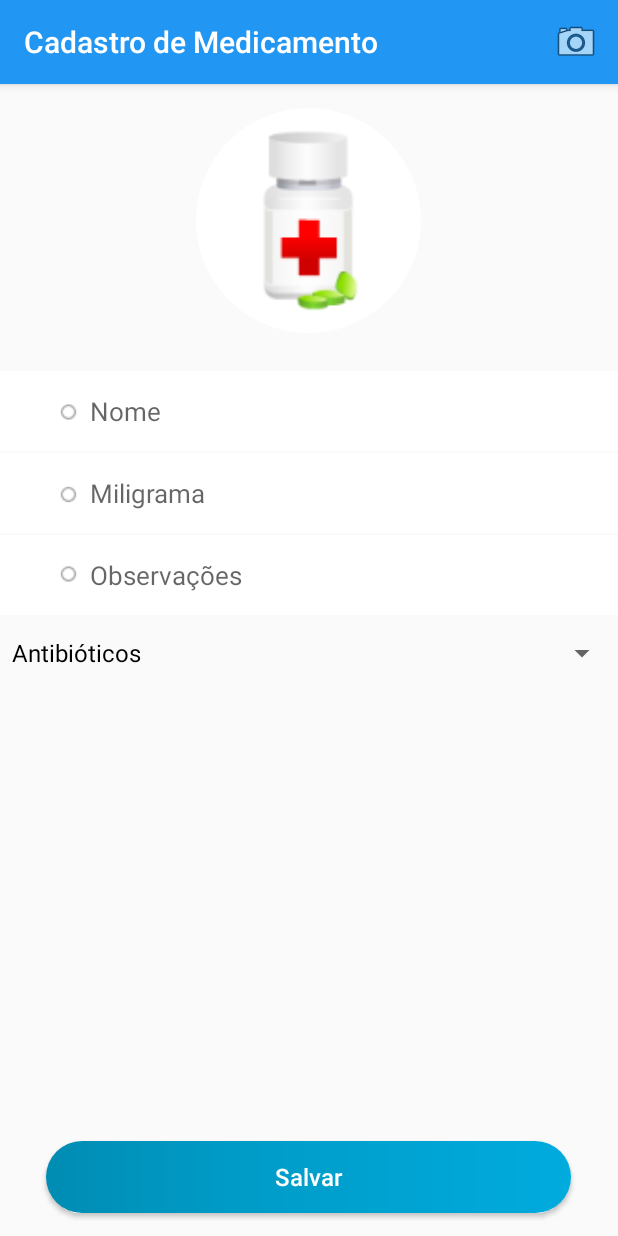
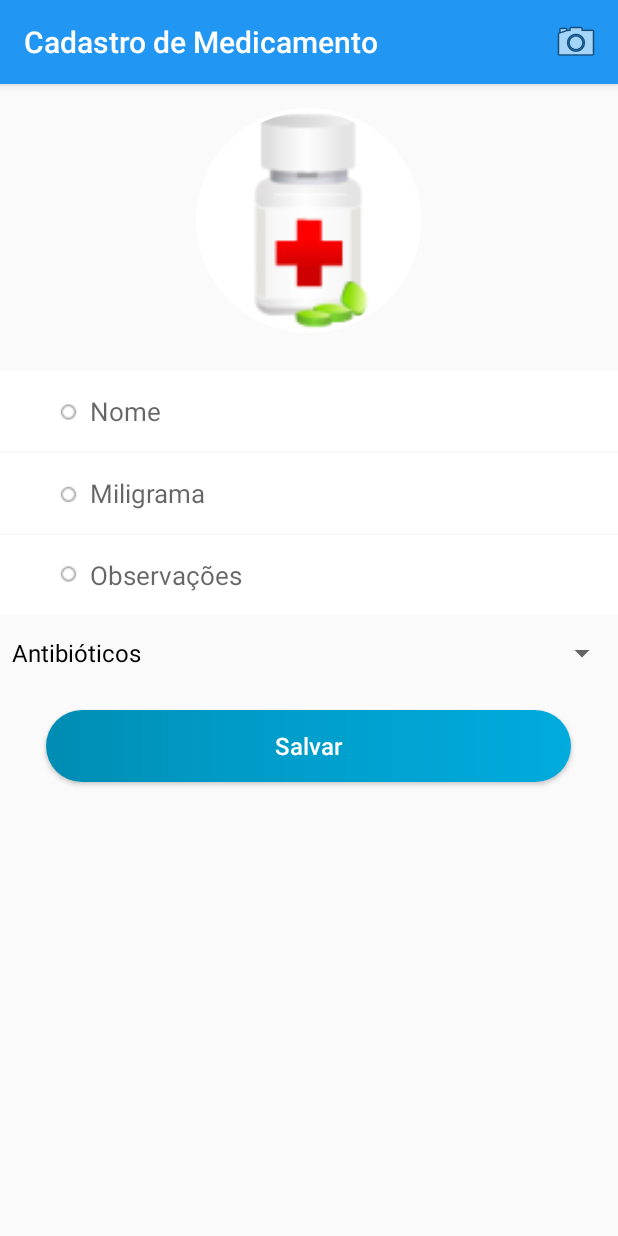
Before and after one commit to kevynwar1/Posologia, an Android app: the MedicamentoNewActivity screen opened directly, with no data from a screen before it, on a phone screen of 412 x 824 dp. Run offline under Robolectric (Android 15) with nearby library versions, the phone set to English and light mode, and no system bars; our stand-ins replace CircleImageView.

Commit message:
Imagem Circula

```diff
--- a/Posologia/app/build.gradle
+++ b/Posologia/app/build.gradle
@@ -25,6 +25,7 @@ dependencies {
         exclude group: 'com.android.support', module: 'support-annotations'
     })
     compile 'com.android.support:appcompat-v7:25.3.1'
+    compile 'de.hdodenhof:circleimageview:2.1.0'
     compile 'com.android.support:design:25.3.1'
     compile 'com.google.code.gson:gson:2.8.0'
     compile 'com.android.support.constraint:constraint-layout:1.0.2'
--- a/Posologia/app/src/main/java/br/com/android/posologia/helper/MedicamentoHelper.java
+++ b/Posologia/app/src/main/java/br/com/android/posologia/helper/MedicamentoHelper.java
@@ -10,6 +10,7 @@ import android.widget.Spinner;
 import br.com.android.posologia.R;
 import br.com.android.posologia.model.Medicamento;
 import br.com.android.posologia.view.MedicamentoNewActivity;
+import de.hdodenhof.circleimageview.CircleImageView;
 
 /**
  * Created by kevyn on 26/05/2017.
@@ -21,7 +22,7 @@ public class MedicamentoHelper {
     private EditText edtMiligrama;
     private EditText edtObservacoes;
     private Spinner spMedicamento;
-    private ImageView ivMedicamento;
+    private CircleImageView ivMedicamento;
 
     private Medicamento medicamento;
     ArrayAdapter<String> adapter;
@@ -32,7 +33,7 @@ public class MedicamentoHelper {
         edtObservacoes = (EditText) medicamentoNew.findViewById(R.id.edtObservacoes);
 
         spMedicamento = (Spinner) medicamentoNew.findViewById(R.id.spTipo);
-        ivMedicamento = (ImageView) medicamentoNew.findViewById(R.id.ivMedicamento);
+        ivMedicamento = (CircleImageView) medicamentoNew.findViewById(R.id.ivMedicamento);
         medicamento = new Medicamento();
 
 
--- a/Posologia/app/src/main/java/br/com/android/posologia/helper/PosologiaHelper.java
+++ b/Posologia/app/src/main/java/br/com/android/posologia/helper/PosologiaHelper.java
@@ -22,13 +22,14 @@ import br.com.android.posologia.dao.RepMedicamento;
 import br.com.android.posologia.model.Medicamento;
 import br.com.android.posologia.model.Posologia;
 import br.com.android.posologia.view.PosologiaNewActivity;
+import de.hdodenhof.circleimageview.CircleImageView;
 
 /**
  * Created by kevyn on 26/05/2017.
  */
 
 public class PosologiaHelper {
-    private ImageView ivPosologia;
+    private CircleImageView ivPosologia;
 
     private EditText edtDiasMedicamento;
     private EditText edtVezesDia;
@@ -49,7 +50,7 @@ public class PosologiaHelper {
 
 
     public PosologiaHelper(PosologiaNewActivity posologiaNew) {
-        ivPosologia = (ImageView) posologiaNew.findViewById(R.id.ivPosologia);
+        ivPosologia = (CircleImageView) posologiaNew.findViewById(R.id.ivPosologia);
 
         edtDiasMedicamento = (EditText) posologiaNew.findViewById(R.id.edtDiasMedicamento);
         edtVezesDia = (EditText) posologiaNew.findViewById(R.id.edtVezesDia);
--- a/Posologia/app/src/main/java/br/com/android/posologia/view/MedicamentoNewActivity.java
+++ b/Posologia/app/src/main/java/br/com/android/posologia/view/MedicamentoNewActivity.java
@@ -181,5 +181,4 @@ public class MedicamentoNewActivity extends AppCompatActivity {
         mensagem.create().show();
     }
 
-
 }
--- a/Posologia/app/src/main/res/drawable/rounded_image.xml
+++ b/Posologia/app/src/main/res/drawable/rounded_image.xml
@@ -5,10 +5,10 @@
     <stroke android:width="5dp"
         android:color="#FFF"/>
 
-    <padding android:left="15dp"
-        android:top="15dp"
-        android:right="15dp"
-        android:bottom="15dp"/>
+    <padding android:left="3dp"
+        android:top="3dp"
+        android:right="3dp"
+        android:bottom="3dp"/>
 
     <corners android:radius="200px"/>
 </shape>
--- a/Posologia/app/src/main/res/layout/activity_medicamento_new.xml
+++ b/Posologia/app/src/main/res/layout/activity_medicamento_new.xml
@@ -8,15 +8,14 @@
     android:layout_marginTop="16dp"
     tools:context="br.com.android.posologia.view.MedicamentoNewActivity">
 
-    <ImageView
+    <de.hdodenhof.circleimageview.CircleImageView
         android:id="@+id/ivMedicamento"
         android:layout_width="150dp"
         android:layout_height="150dp"
         android:layout_alignParentTop="true"
         android:layout_centerHorizontal="true"
-        android:adjustViewBounds="true"
         android:background="@drawable/rounded_image"
-        app:srcCompat="@drawable/medical_pot_pills" />
+        android:src="@drawable/medical_pot_pills" />
 
     <EditText
         android:id="@+id/edtNomeMedicamento"
@@ -62,18 +61,18 @@
         android:id="@+id/spTipo"
         android:layout_width="match_parent"
         android:layout_height="wrap_content"
+        android:layout_alignParentStart="true"
         android:layout_below="@+id/edtObservacoes"
-        android:layout_marginTop="1.5dp"
-        android:layout_alignParentStart="true" />
+        android:layout_marginTop="1.5dp" />
 
     <Button
         android:id="@+id/btSalvarMedicamento"
         android:layout_width="350dp"
-        android:layout_marginBottom="15dp"
+        android:layout_height="wrap_content"
+        android:layout_below="@+id/spTipo"
+        android:layout_centerHorizontal="true"
         android:layout_marginLeft="17dp"
-        android:layout_height="wrap_content"
-        android:layout_alignParentBottom="true"
-        android:layout_centerHorizontal="true"
+        android:layout_marginTop="14dp"
         android:background="@drawable/button_entrar"
         android:text="@string/salvar_medicamento"
         android:textAllCaps="false"
@@ -94,9 +93,9 @@
         android:id="@+id/imageView8"
         android:layout_width="wrap_content"
         android:layout_height="wrap_content"
+        android:layout_above="@+id/spTipo"
         android:layout_alignStart="@+id/btSalvarMedicamento"
         android:layout_alignTop="@+id/edtNomeMedicamento"
-        app:srcCompat="@drawable/more"
-        android:layout_above="@+id/spTipo" />
+        app:srcCompat="@drawable/more" />
 
 </RelativeLayout>
--- a/Posologia/app/src/main/res/layout/activity_posologia_new.xml
+++ b/Posologia/app/src/main/res/layout/activity_posologia_new.xml
@@ -5,14 +5,14 @@
     android:layout_height="match_parent"
     android:layout_marginTop="16dp">
 
-    <ImageView
+    <de.hdodenhof.circleimageview.CircleImageView
         android:id="@+id/ivPosologia"
         android:layout_width="150dp"
         android:layout_height="100dp"
         android:layout_alignParentEnd="true"
         android:layout_alignParentStart="true"
         android:layout_alignParentTop="true"
-        app:srcCompat="@drawable/medical_pot_pills" />
+       android:src="@drawable/medical_pot_pills" />
 
     <android.support.design.widget.TextInputLayout
 
--- a/Posologia/app/src/main/res/layout/item_medicamento.xml
+++ b/Posologia/app/src/main/res/layout/item_medicamento.xml
@@ -4,7 +4,7 @@
     android:layout_height="wrap_content"
     android:orientation="horizontal">
 
-    <ImageView
+    <de.hdodenhof.circleimageview.CircleImageView
         android:id="@+id/ivItem"
         style="@style/IconItemLista" />
 
--- a/Posologia/app/src/main/res/layout/item_posologia.xml
+++ b/Posologia/app/src/main/res/layout/item_posologia.xml
@@ -6,7 +6,7 @@
     android:layout_height="match_parent"
     android:orientation="horizontal">
 
-    <ImageView
+    <de.hdodenhof.circleimageview.CircleImageView
         android:id="@+id/ivPosologia"
         style="@style/IconItemLista" />
 
```
Also changed, not shown: Posologia/app/src/main/java/br/com/android/posologia/adapter/ArrayAdapterMedicamento.java (+13 -6 lines), Posologia/app/src/main/java/br/com/android/posologia/adapter/ArrayAdapterPosologia.java (+9 -6 lines), Posologia/app/src/main/java/br/com/android/posologia/util/ServiceNotification.java (+12 -10 lines).
